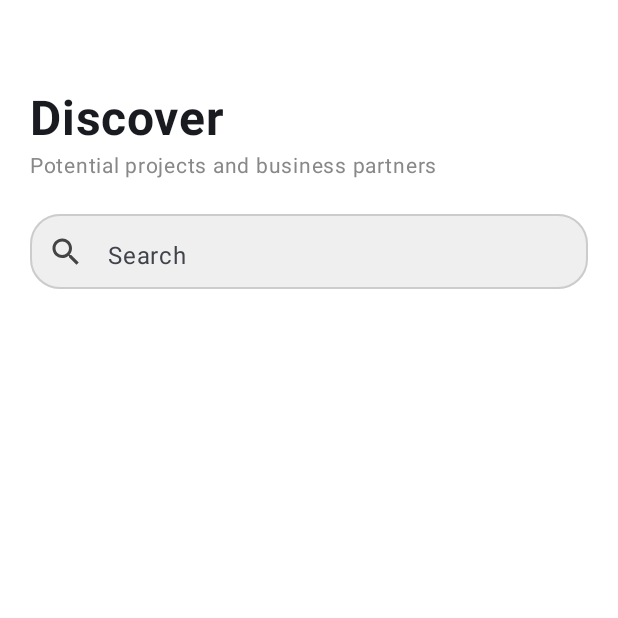
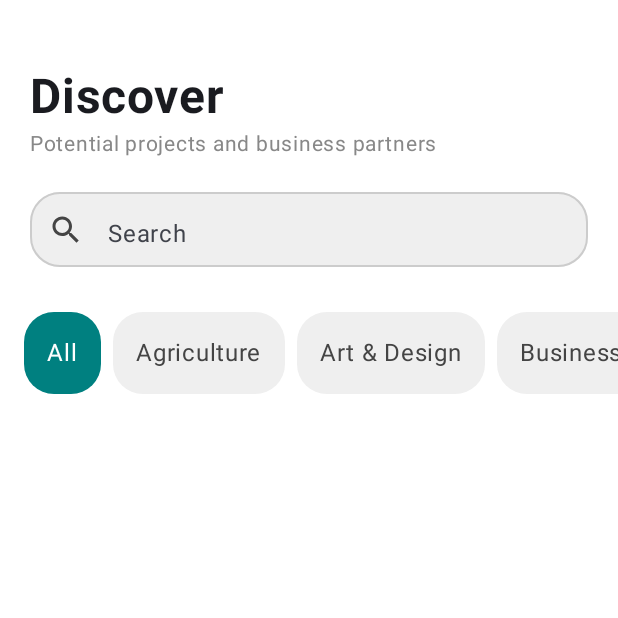
Before and after one commit to ArthurSven/my-pitch-compose, an Android app built with Jetpack Compose: the composable MyHomeScreen shown on its own in the app's theme, on a phone screen of 412 x 824 dp, the top half of it. Run offline under Robolectric (Android 15) with nearby library versions, the phone set to English and light mode, and no system bars.

Commit message:
UI for category list built

```diff
--- a/app/src/main/java/com/devapps/mypitch/ui/screens/ProfileScreens.kt
+++ b/app/src/main/java/com/devapps/mypitch/ui/screens/ProfileScreens.kt
@@ -61,6 +61,7 @@ import com.devapps.mypitch.ui.MyHome
 import com.devapps.mypitch.ui.theme.feintGrey
 import com.devapps.mypitch.ui.theme.teal
 import com.devapps.mypitch.ui.utils.BottomNavItem
+import com.devapps.mypitch.ui.utils.CategoryRow
 
 @OptIn(ExperimentalMaterial3Api::class)
 @Composable
@@ -152,7 +153,7 @@ fun MyPitchScreens() {
     ) { innerPadding ->
       NavHost(myPitchHomeNavController, startDestination = MyHome.route, modifier = Modifier.padding(innerPadding)) {
             composable(MyHome.route) {
-
+                MyHomeScreen()
             }
       }
     }
@@ -170,11 +171,16 @@ fun MyHomeScreen() {
         Column(
             modifier = Modifier
                 .fillMaxSize()
+                .background(Color.White)
+        ) {
+            Column(
+                modifier = Modifier
+                    .fillMaxWidth()
                     .padding(20.dp)
                     .background(Color.White)
             ) {
                 Spacer(modifier = Modifier
-                .height(40.dp)
+                    .height(25.dp)
                 )
                 Text("Discover",
                     fontSize = 32.sp,
@@ -214,8 +220,13 @@ fun MyHomeScreen() {
                         .fillMaxWidth()
                         .height(50.dp)
                 )
+                Spacer(modifier = Modifier
+                    .height(2.dp)
+                )
+            }
+            CategoryRow()
+        }
 
-        }
     }
 
 }
@@ -223,5 +234,5 @@ fun MyHomeScreen() {
 @Composable
 @Preview(showBackground = true)
 fun ViewProfileScreens() {
-    MyHomeScreen()
+    MyPitchScreens()
 }
--- a/app/src/main/java/com/devapps/mypitch/ui/utils/Components.kt
+++ b/app/src/main/java/com/devapps/mypitch/ui/utils/Components.kt
@@ -4,7 +4,14 @@ import androidx.compose.foundation.clickable
 import androidx.compose.foundation.layout.Arrangement
 import androidx.compose.foundation.layout.PaddingValues
 import androidx.compose.foundation.layout.Row
+import androidx.compose.foundation.layout.fillMaxWidth
+import androidx.compose.foundation.layout.padding
 import androidx.compose.foundation.lazy.LazyRow
+import androidx.compose.foundation.lazy.itemsIndexed
+import androidx.compose.foundation.shape.RoundedCornerShape
+import androidx.compose.material3.Card
+import androidx.compose.material3.CardDefaults
+import androidx.compose.material3.Text
 import androidx.compose.runtime.Composable
 import androidx.compose.runtime.getValue
 import androidx.compose.runtime.mutableStateOf
@@ -12,25 +19,60 @@ import androidx.compose.runtime.remember
 import androidx.compose.runtime.setValue
 import androidx.compose.ui.Alignment
 import androidx.compose.ui.Modifier
+import androidx.compose.ui.graphics.Color
+import androidx.compose.ui.text.font.FontWeight
+import androidx.compose.ui.tooling.preview.Preview
 import androidx.compose.ui.unit.dp
+import androidx.compose.ui.unit.sp
+import com.devapps.mypitch.ui.theme.feintGrey
+import com.devapps.mypitch.ui.theme.teal
 
 @Composable
 fun CategoryRow() {
-    val list = listOf<String>("All", "Agriculture", "Business", "Misc")
-    var selectedCategory by remember { mutableStateOf("All") }
+    val categoryList = listOf<String>("All", "Agriculture", "Art & Design", "Business", "Education",
+        "Entertainment", "Fashion", "Food & Beverage", "Manufacturing", "Real estate", "Retail",
+        "Tourism", "Misc")
+    var selectedCategory by remember { mutableStateOf(0) }
 
     LazyRow(
-        horizontalArrangement = Arrangement.spacedBy(8.dp),
-        contentPadding = PaddingValues(horizontal = 16.dp)
+        modifier = Modifier.fillMaxWidth(),
+        contentPadding = PaddingValues(horizontal = 16.dp, vertical = 8.dp),
+        horizontalArrangement = Arrangement.spacedBy(8.dp)
     ) {
-        item(list) { category ->
-            Row(
-                verticalAlignment = Alignment.CenterVertically,
-                modifier = Modifier
-
-            ) {
-
-            }
+        itemsIndexed(categoryList) { index, category ->
+            CategoryUiItem(
+                category = category,
+                isSelected = index == selectedCategory,
+                onClick = { selectedCategory = index}
+            )
         }
     }
 }
+
+@Composable
+fun CategoryUiItem(category: String, isSelected: Boolean, onClick: () -> Unit) {
+    Card(
+        shape = RoundedCornerShape(20.dp),
+        colors = if (isSelected) CardDefaults.cardColors(
+            containerColor = teal,
+            contentColor = Color.White
+
+        ) else CardDefaults.cardColors(
+            containerColor = feintGrey,
+            contentColor = Color.DarkGray
+        )
+    ) {
+        Text(
+            text = category,
+            fontSize = 16.sp,
+            modifier = Modifier
+                .padding(15.dp)
+        )
+    }
+}
+
+@Composable
+@Preview(showBackground = true)
+fun PreviewUiUtilities() {
+
+}
```
Lines whose indentation alone changed are shown as unchanged.
